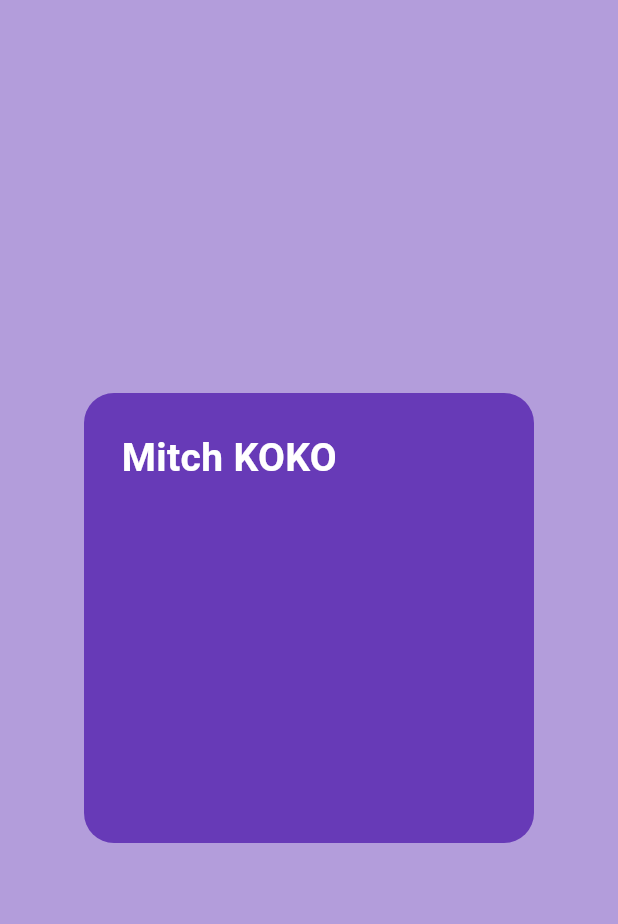
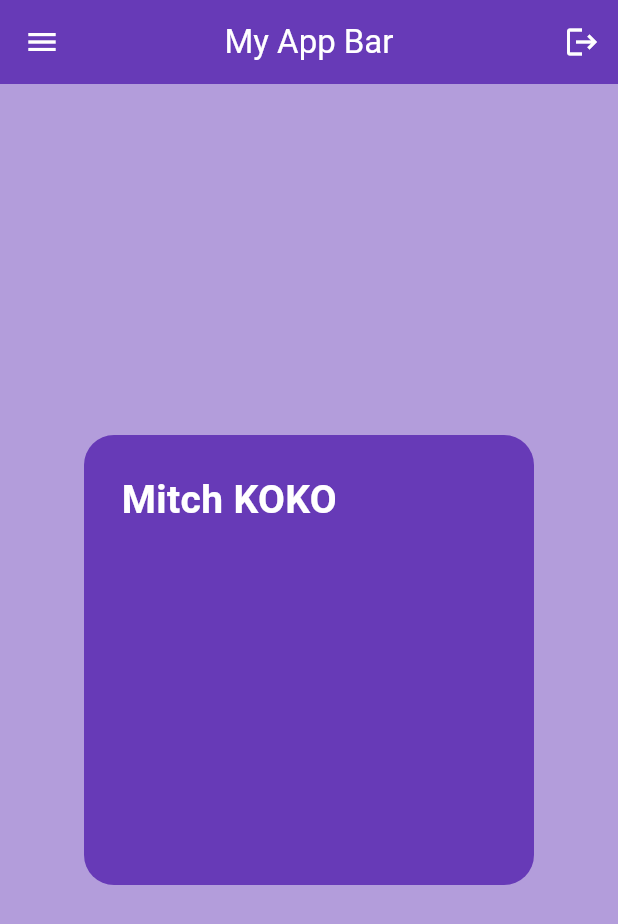
Before and after one commit to CharaD7/bas_flut, a Flutter app: the screen it shows after launch, on a phone screen of 412 x 824 dp. Shown: the top 924 px of the screen. Run offline on Flutter 3.47's test engine with Material 3 defaults, Android fonts, the light colour scheme and no system bars.

Commit message:
Implemented and styled appBar

```diff
--- a/lib/main.dart
+++ b/lib/main.dart
@@ -13,6 +13,30 @@
       debugShowCheckedModeBanner: false,
       home: Scaffold(
         backgroundColor: Colors.deepPurple[200],
+        appBar: AppBar(
+          title: Text(
+            'My App Bar',
+            style: TextStyle(
+              color: Colors.white,
+            ),
+          ),
+          centerTitle: true,
+          backgroundColor: Colors.deepPurple,
+          elevation: 0,
+          leading: Icon(
+            Icons.menu,
+            color: Colors.white,
+          ),
+          actions: [
+            IconButton(
+              onPressed: () {},
+              icon: Icon(
+                Icons.logout,
+                color: Colors.white,
+              )
+            )
+          ],
+        ),
         body: Center(
           child: Container(
             height: 300,
```
